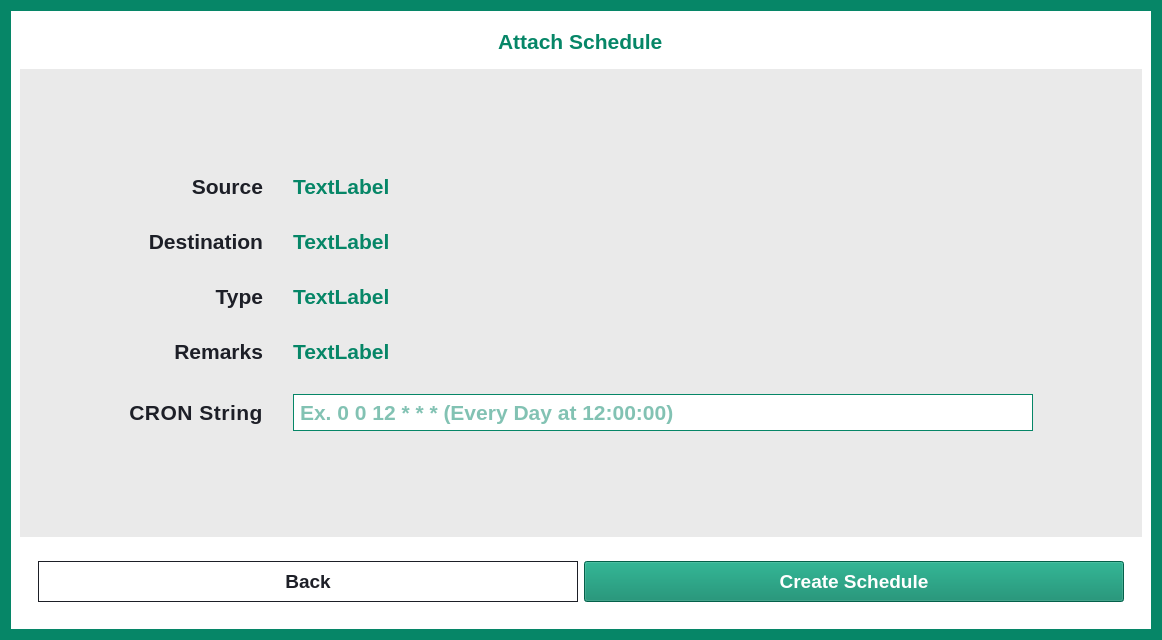
First picture: the form in src/gui/dialog/attach_schedule_dialog.ui, repository HPE-Backup-and-Recovery-System/ResilioZ, before the edit.
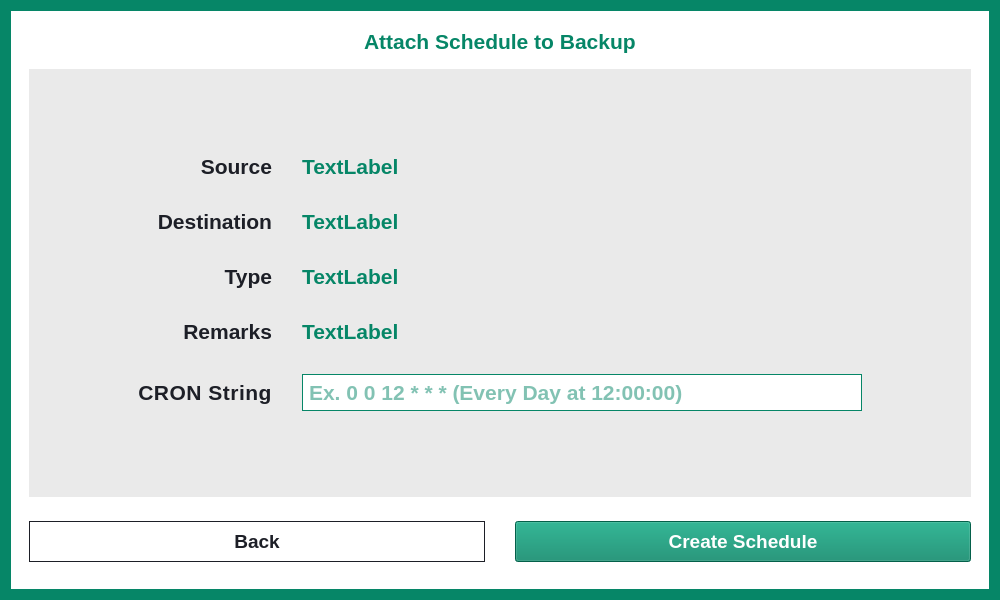
Second picture: the form after the edit.

What changed in the file:
```diff
--- a/src/gui/dialog/attach_schedule_dialog.ui
+++ b/src/gui/dialog/attach_schedule_dialog.ui
@@ -6,8 +6,8 @@
    <rect>
     <x>0</x>
     <y>0</y>
-    <width>1162</width>
-    <height>640</height>
+    <width>1000</width>
+    <height>600</height>
    </rect>
   </property>
   <property name="sizePolicy">
@@ -121,7 +121,7 @@
          <item alignment="Qt::AlignHCenter">
           <widget class="QLabel" name="label_10">
            <property name="text">
-            <string>Attach Schedule</string>
+            <string>Attach Schedule to Backup</string>
            </property>
           </widget>
          </item>
@@ -129,6 +129,15 @@
        </widget>
       </item>
       <item>
+       <widget class="QWidget" name="widget" native="true">
+        <layout class="QGridLayout" name="gridLayout_4">
+         <property name="topMargin">
+          <number>0</number>
+         </property>
+         <property name="bottomMargin">
+          <number>0</number>
+         </property>
+         <item row="0" column="0">
        <widget class="QFrame" name="frame_5">
         <property name="styleSheet">
          <string notr="true">QFrame {
@@ -346,6 +355,9 @@
         </layout>
        </widget>
       </item>
+        </layout>
+       </widget>
+      </item>
       <item>
        <widget class="QFrame" name="frame_2">
         <property name="sizePolicy">
@@ -424,6 +436,15 @@
             <enum>QFrame::Raised</enum>
            </property>
            <layout class="QHBoxLayout" name="horizontalLayout_3">
+            <property name="spacing">
+             <number>30</number>
+            </property>
+            <property name="leftMargin">
+             <number>0</number>
+            </property>
+            <property name="rightMargin">
+             <number>0</number>
+            </property>
             <item>
              <widget class="QPushButton" name="backButton">
               <property name="enabled">
```
Lines whose indentation alone changed are shown as unchanged.
